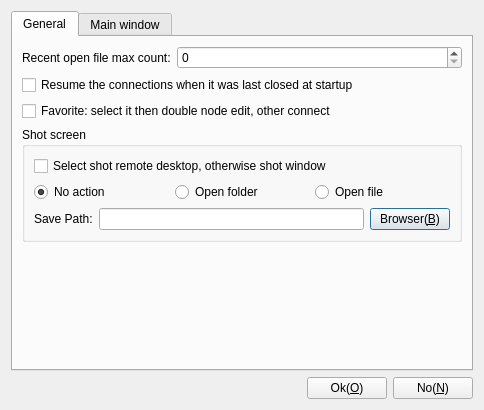
KangLin/RabbitRemoteControl, file App/Client/ParameterDlgSettings.ui: the form before one commit.
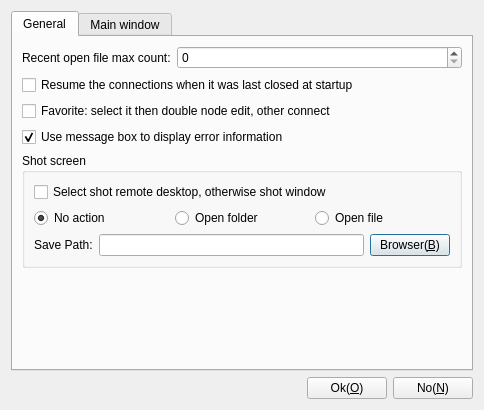
The form after the commit. The open tabs and pages were chosen to show the change. Icons and pictures are not drawn.

Commit message: App::Client: add use message box to display error information

```diff
--- a/App/Client/ParameterDlgSettings.ui
+++ b/App/Client/ParameterDlgSettings.ui
@@ -175,6 +175,16 @@
          </property>
         </widget>
        </item>
+       <item row="3" column="0">
+        <widget class="QCheckBox" name="cbMessageBoxDisplayInfo">
+         <property name="text">
+          <string>Use message box to display error information</string>
+         </property>
+         <property name="checked">
+          <bool>true</bool>
+         </property>
+        </widget>
+       </item>
       </layout>
      </widget>
      <widget class="QWidget" name="tab">
```
Left out of the diff: 2 changed lines with no effect on the pictures. The commit also changes 77 other files.
